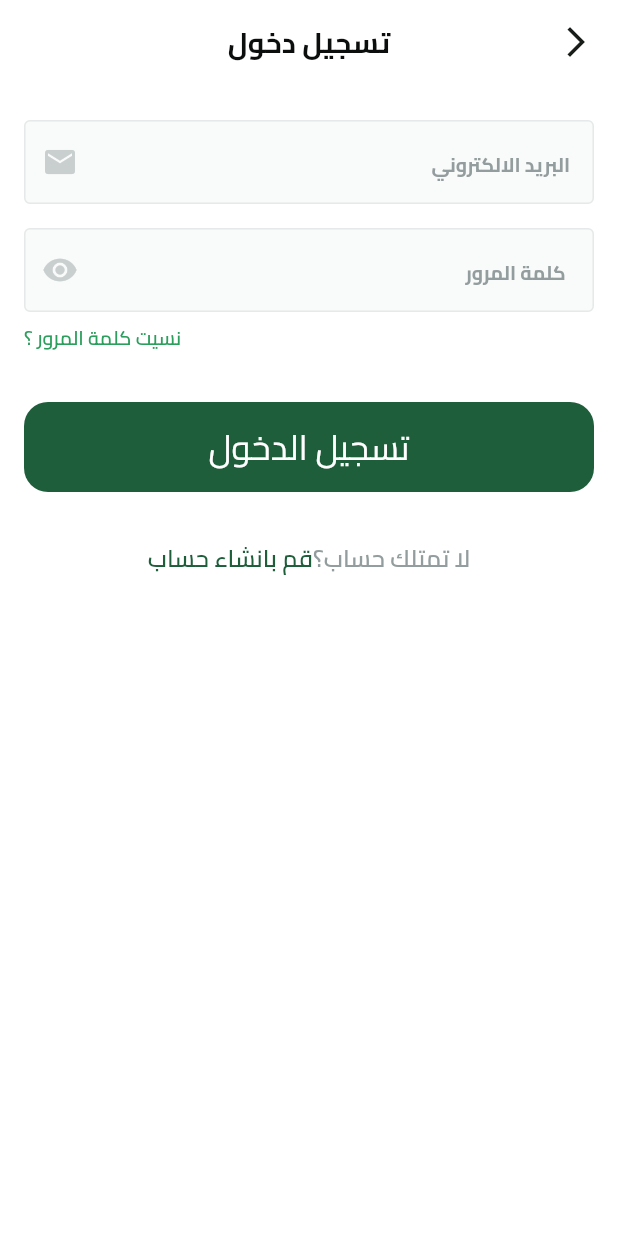
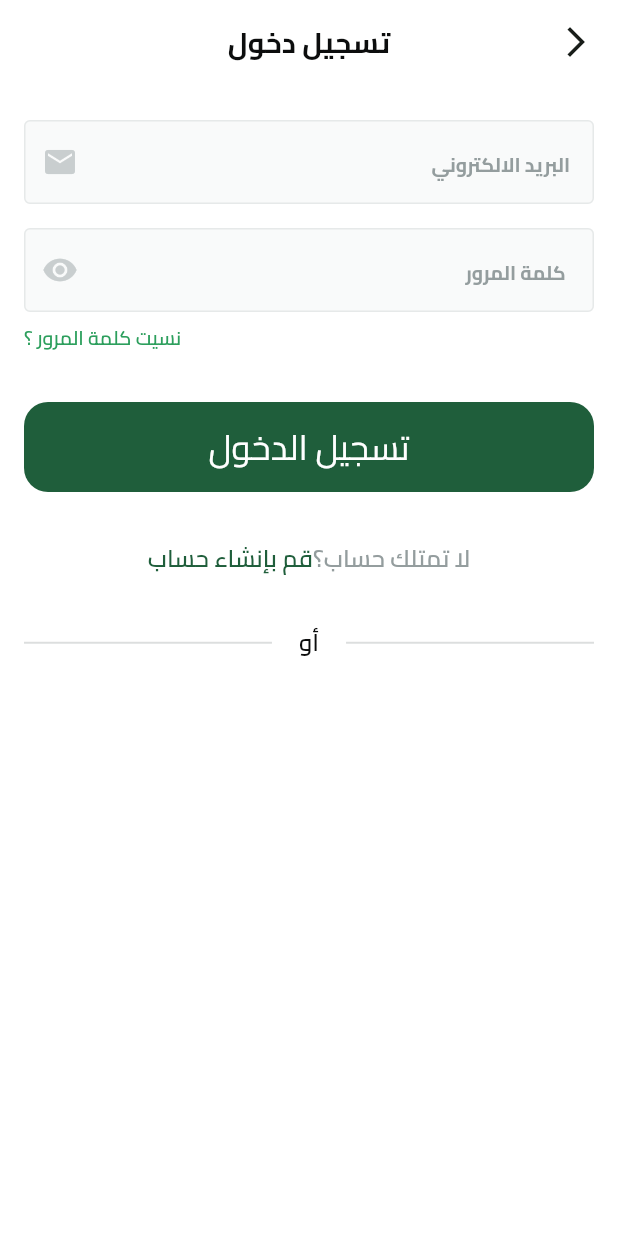
Before and after one commit to ahmed0128382/FruitHub_E_Commerce, a Flutter app: the screen it shows after launch, after a tap on "تخط", on a phone screen of 412 x 824 dp. Run offline on Flutter 3.47's test engine with Material 3 defaults, Android fonts, the phone set to English and light mode, and no system bars; our stand-ins replace dots_indicator, flutter_svg, shared_preferences.

Commit message:
make or divider widget

```diff
--- a/lib/core/utils/app_images.dart
+++ b/lib/core/utils/app_images.dart
@@ -2,9 +2,17 @@
 class Assets {
   Assets._();
 
+  /// Assets for imagesAppleIcon
+  /// assets/images/Apple_Icon.svg
+  static const String imagesAppleIcon = "assets/images/Apple_Icon.svg";
+
   /// Assets for imagesCircles
   /// assets/images/Circles.svg
   static const String imagesCircles = "assets/images/Circles.svg";
+
+  /// Assets for imagesFaceBookIcon
+  /// assets/images/FaceBook_Icon.svg
+  static const String imagesFaceBookIcon = "assets/images/FaceBook_Icon.svg";
 
   /// Assets for imagesFruitBasket
   /// assets/images/fruitBasket.svg
@@ -17,6 +25,10 @@ class Assets {
   /// Assets for imagesFruitsIcon
   /// assets/images/fruits_icon.png
   static const String imagesFruitsIcon = "assets/images/fruits_icon.png";
+
+  /// Assets for imagesGoogleIcon
+  /// assets/images/Google_Icon.svg
+  static const String imagesGoogleIcon = "assets/images/Google_Icon.svg";
 
   /// Assets for imagesGreenBackground
   /// assets/images/greenBackground.svg
--- a/lib/core/utils/app_styles.dart
+++ b/lib/core/utils/app_styles.dart
@@ -65,6 +65,12 @@ abstract class AppStyles {
     fontSize: 11,
     color: Color(0xff0c0d0d),
   );
+  static const TextStyle semiBold19 = TextStyle(
+    fontFamily: 'Cairo',
+    fontWeight: FontWeight.w600,
+    fontSize: 19,
+    color: Color(0xff0c0d0d),
+  );
   static const TextStyle regular11 = TextStyle(
     fontFamily: 'Cairo',
     fontWeight: FontWeight.w600,
--- /dev/null
+++ b/lib/features/auth/presentation/views/widgets/dont_have_account_widget.dart
@@ -0,0 +1,34 @@
+import 'package:flutter/material.dart';
+import 'package:fruit_hub/core/utils/app_colors.dart';
+import 'package:fruit_hub/core/utils/app_styles.dart';
+import 'package:fruit_hub/features/auth/presentation/views/sign_up_view.dart';
+
+class DontHaveAccountWidget extends StatelessWidget {
+  const DontHaveAccountWidget({super.key});
+
+  @override
+  Widget build(BuildContext context) {
+    return Row(
+      mainAxisAlignment: MainAxisAlignment.center,
+      children: [
+        Text(
+          'لا تمتلك حساب؟',
+          style: AppStyles.semiBold16.copyWith(
+            color: Color(0xff949d9e),
+          ),
+        ),
+        GestureDetector(
+          onTap: () {
+            Navigator.of(context).pushReplacementNamed(SignUpView.routeName);
+          },
+          child: Text(
+            'قم بإنشاء حساب',
+            style: AppStyles.semiBold16.copyWith(
+              color: AppColors.primaryColor,
+            ),
+          ),
+        )
+      ],
+    );
+  }
+}
--- a/lib/features/auth/presentation/views/widgets/login_view_body.dart
+++ b/lib/features/auth/presentation/views/widgets/login_view_body.dart
@@ -5,6 +5,8 @@ import 'package:fruit_hub/core/utils/app_styles.dart';
 import 'package:fruit_hub/core/widgets/custom_button.dart';
 import 'package:fruit_hub/core/widgets/custom_text_form_field.dart';
 import 'package:fruit_hub/features/auth/presentation/views/sign_up_view.dart';
+import 'package:fruit_hub/features/auth/presentation/views/widgets/dont_have_account_widget.dart';
+import 'package:fruit_hub/features/auth/presentation/views/widgets/or_divider.dart';
 
 class LoginViewBody extends StatelessWidget {
   const LoginViewBody({super.key});
@@ -60,29 +62,11 @@ class LoginViewBody extends StatelessWidget {
             SizedBox(
               height: 33,
             ),
-            Row(
-              mainAxisAlignment: MainAxisAlignment.center,
-              children: [
-                Text(
-                  'لا تمتلك حساب؟',
-                  style: AppStyles.semiBold16.copyWith(
-                    color: Color(0xff949d9e),
-                  ),
-                ),
-                GestureDetector(
-                  onTap: () {
-                    Navigator.of(context)
-                        .pushReplacementNamed(SignUpView.routeName);
-                  },
-                  child: Text(
-                    'قم بانشاء حساب',
-                    style: AppStyles.semiBold16.copyWith(
-                      color: AppColors.primaryColor,
-                    ),
-                  ),
-                )
-              ],
-            )
+            DontHaveAccountWidget(),
+            SizedBox(
+              height: 33,
+            ),
+            OrDivider(),
           ],
         ),
       ),
--- /dev/null
+++ b/lib/features/auth/presentation/views/widgets/or_divider.dart
@@ -0,0 +1,34 @@
+import 'package:flutter/material.dart';
+import 'package:fruit_hub/constants.dart';
+import 'package:fruit_hub/core/utils/app_styles.dart';
+
+class OrDivider extends StatelessWidget {
+  const OrDivider({super.key});
+
+  @override
+  Widget build(BuildContext context) {
+    return Row(
+      children: [
+        Expanded(
+          child: Divider(
+            thickness: 1.3,
+            color: Color(0xffdcdede),
+          ),
+        ),
+        Padding(
+          padding: const EdgeInsets.symmetric(horizontal: 18),
+          child: Text(
+            'أو',
+            style: AppStyles.semiBold16,
+          ),
+        ),
+        Expanded(
+          child: Divider(
+            thickness: 1.3,
+            color: Color(0xffdcdede),
+          ),
+        ),
+      ],
+    );
+  }
+}
```
Also changed, not shown: assets/images/Apple_Icon.svg (added), assets/images/FaceBook_Icon.svg (added), assets/images/Google_Icon.svg (added).
